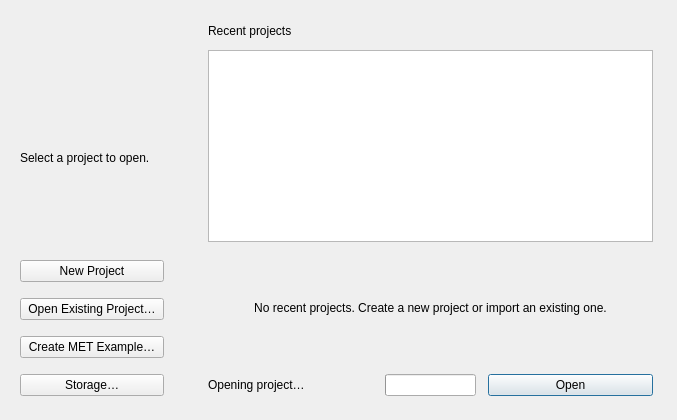
Qt form src/MainWindow/ui/project_chooser.ui (eidora-desktop/EIDORA) before a commit.
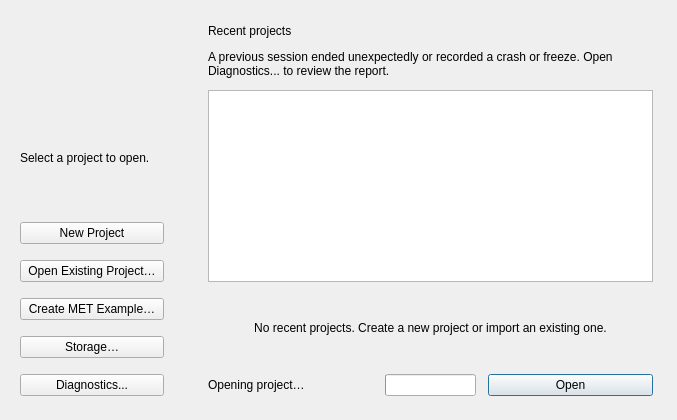
The same form after that commit.

Patch:
```diff
--- a/src/MainWindow/ui/project_chooser.ui
+++ b/src/MainWindow/ui/project_chooser.ui
@@ -160,6 +160,7 @@
       </item>
       <item><widget class="QPushButton" name="button_starter"><property name="text"><string>Create MET Example…</string></property></widget></item>
       <item><widget class="QPushButton" name="button_storage"><property name="toolTip"><string>Manage storage and cached resources</string></property><property name="text"><string>Storage…</string></property></widget></item>
+      <item><widget class="QPushButton" name="button_report"><property name="text"><string>Diagnostics...</string></property></widget></item>
      </layout>
     </widget>
    </item>
@@ -197,6 +198,12 @@
         </property>
        </widget>
       </item>
+      <item>
+       <widget class="QLabel" name="label_diagnostics_notice">
+        <property name="text"><string>A previous session ended unexpectedly or recorded a crash or freeze. Open Diagnostics... to review the report.</string></property>
+        <property name="wordWrap"><bool>true</bool></property>
+       </widget>
+      </item>
       <item>
        <widget class="QListWidget" name="list_projects">
         <property name="textRole" stdset="0">
```
